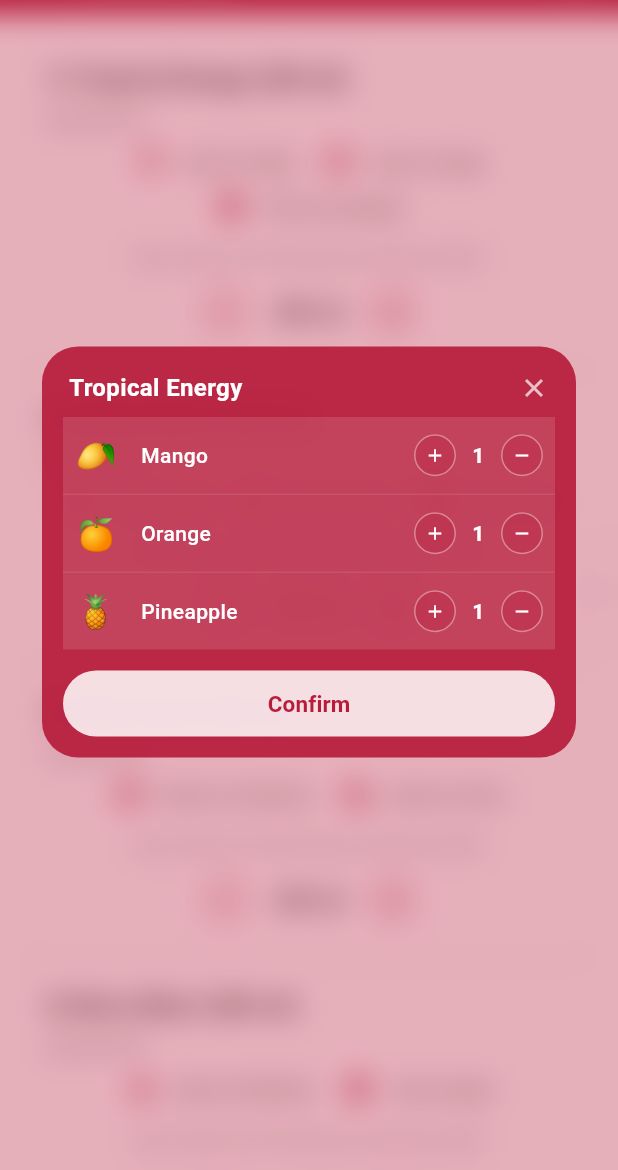
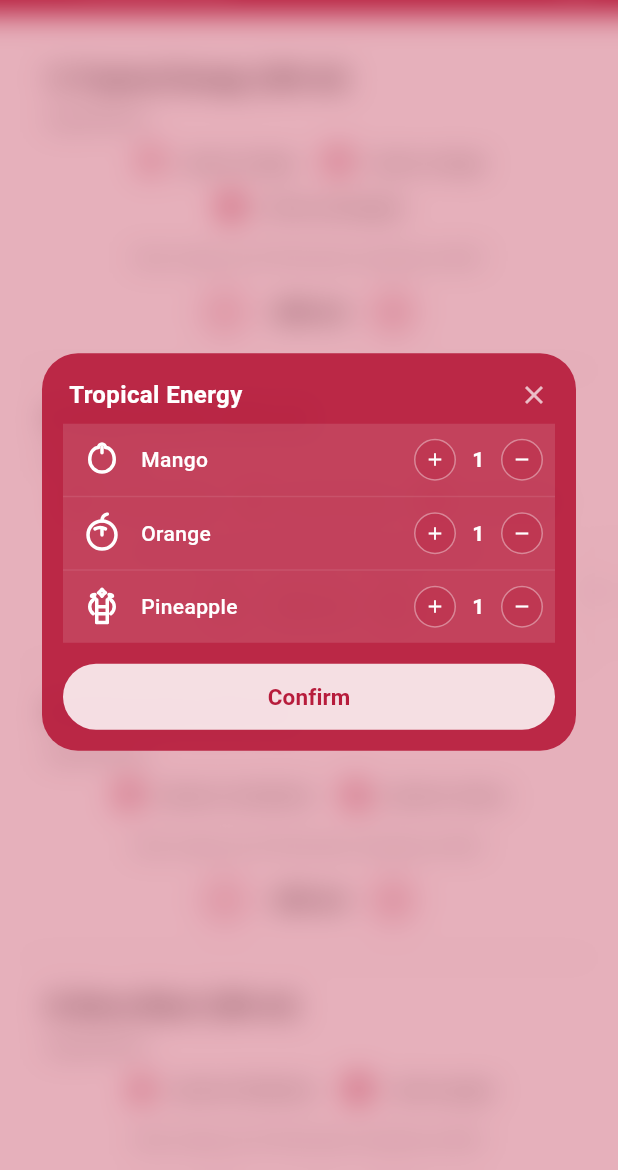
Before and after one commit to ugurcavusoglu/smartjuice-app, a Flutter app: the RecipesTabScreen screen opened directly, after a tap on an icon or button, on a phone screen of 412 x 824 dp, the part 66-1236 px from its top. Run offline on Flutter 3.47's test engine with Material 3 defaults, Android fonts, the phone set to English and light mode, and no system bars; our stand-ins replace flutter_svg, go_router, shared_preferences; accounts and stored records are empty.

Commit message:
Recipes popup: SVG icons instead of emoji, counts pre-filled from recipe
Co-Authored-By: Claude Sonnet 4.6 <noreply@anthropic.com>

```diff
--- a/lib/screens/recipes/recipes_tab_screen.dart
+++ b/lib/screens/recipes/recipes_tab_screen.dart
@@ -476,8 +476,7 @@ class _RecipePopupState extends State<_RecipePopup> {
                           final name = allNames[i];
                           final ing = widget.recipe.ingredients
                               .firstWhere((x) => x.name == name);
-                          final emoji =
-                              ing.emoji.isNotEmpty ? ing.emoji : '🍹';
+                          final svgPath = _fruitSvg[name];
                           final count = _counts[name] ?? 0;
                           return Container(
                             color: Colors.white.withValues(alpha: 0.12),
@@ -487,9 +486,20 @@ class _RecipePopupState extends State<_RecipePopup> {
                               children: [
                                 SizedBox(
                                   width: 36,
-                                  child: Text(emoji,
-                                      style:
-                                          const TextStyle(fontSize: 22)),
+                                  child: svgPath != null
+                                      ? SvgPicture.asset(svgPath,
+                                          width: 28,
+                                          height: 28,
+                                          colorFilter:
+                                              const ColorFilter.mode(
+                                                  Colors.white,
+                                                  BlendMode.srcIn))
+                                      : Text(
+                                          ing.emoji.isNotEmpty
+                                              ? ing.emoji
+                                              : '🍹',
+                                          style: const TextStyle(
+                                              fontSize: 22)),
                                 ),
                                 const SizedBox(width: 8),
                                 Expanded(
```
